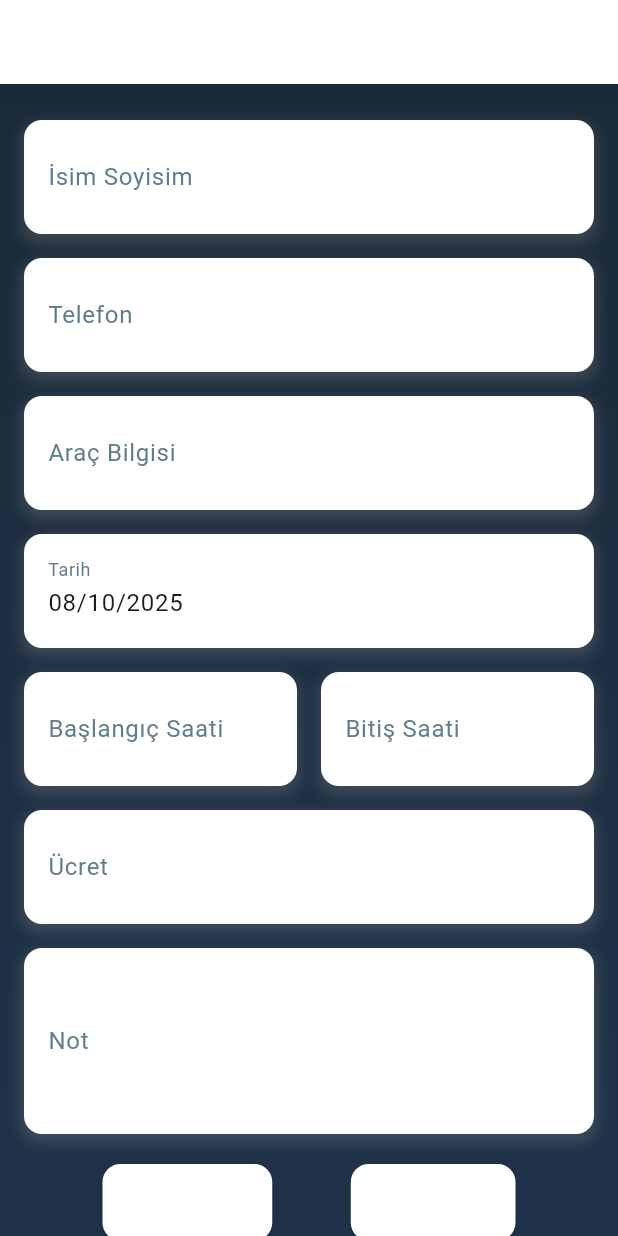
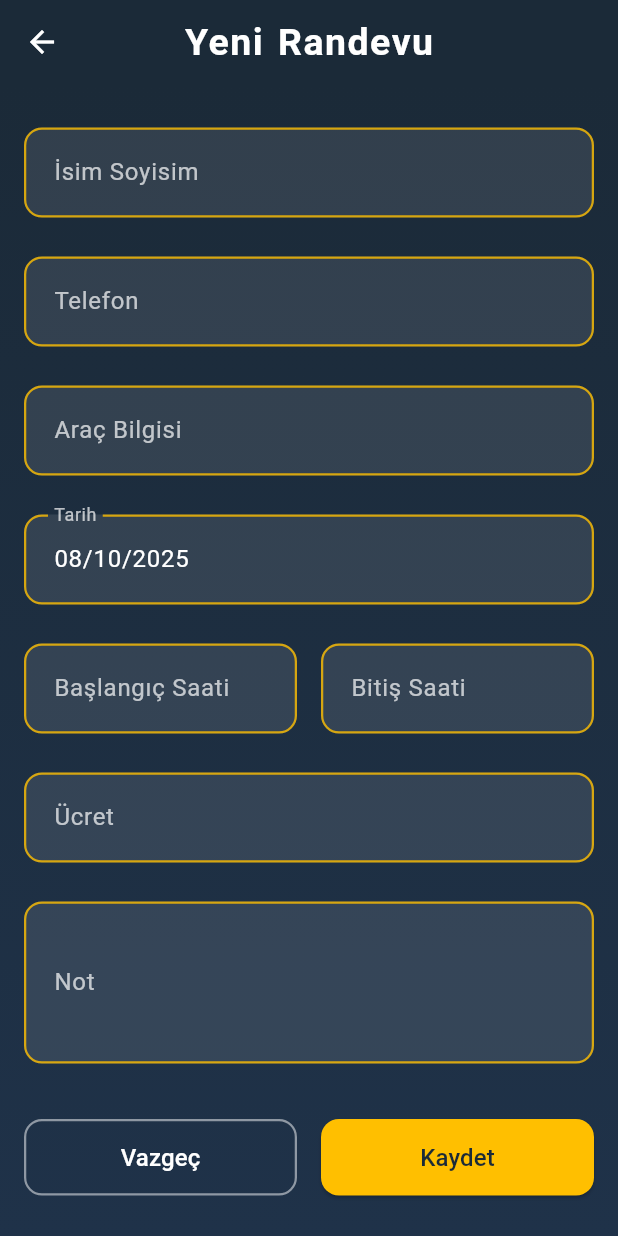
Before and after one commit to uluckabd/car_wash, a Flutter app: the screen it shows after launch, after a tap on the "add circle" icon, on a phone screen of 412 x 824 dp. Run offline on Flutter 3.47's test engine with Material 3 defaults, Android fonts, the phone set to English and light mode, and no system bars; our stand-ins replace google_fonts, mask_text_input_formatter, sqflite, syncfusion_flutter_charts; accounts and stored records are empty.

Commit message:
randevu ekleme sayfası tasarımı yapıldı

```diff
--- a/lib/AddAppointmentpage.dart
+++ b/lib/AddAppointmentpage.dart
@@ -1,4 +1,5 @@
 import 'package:car_wash/app_ready_package.dart';
+import 'package:car_wash/main.dart';
 import 'package:flutter/cupertino.dart';
 import 'package:flutter/material.dart';
 import 'package:flutter/services.dart';
@@ -143,20 +144,16 @@ class _AddAppointmentScreenState extends State<AddAppointmentScreen> {
     bool readOnly = false,
     Function()? onTap,
   }) {
+    // Koyu temaya uygun iç dolgu rengi (hafif şeffaf)
+    const Color textFieldFillColor = Color.fromRGBO(255, 255, 255, 0.1);
+    // Normal durumda kenarlık rengi (hafif şeffaf)
+    const Color defaultBorderColor = Color.fromRGBO(255, 191, 0, 0.8);
+    // Odaklanıldığında istediğin canlı mavi renk (Focused Color)
+    const Color focusedBorderColor = Color(0xFF64B5F6);
+
     return Container(
-      margin: const EdgeInsets.symmetric(vertical: 8),
-      decoration: BoxDecoration(
-        color: Colors.white,
-        borderRadius: BorderRadius.circular(12),
-        boxShadow: [
-          BoxShadow(
-            color: Colors.grey.withOpacity(0.25),
-            spreadRadius: 2,
-            blurRadius: 8,
-            offset: const Offset(0, 4),
-          ),
-        ],
-      ),
+      // Form alanları arasındaki dikey boşluk
+      margin: const EdgeInsets.symmetric(vertical: 13),
       child: TextField(
         readOnly: readOnly,
         onTap: onTap,
@@ -164,13 +161,34 @@ class _AddAppointmentScreenState extends State<AddAppointmentScreen> {
         keyboardType: keyboardType,
         inputFormatters: inputFormatters,
         maxLines: maxLines,
+        // Koyu arka planda okunaklı olması için metin rengi beyaz
+        style: const TextStyle(color: Colors.white),
         decoration: InputDecoration(
           labelText: label,
-          labelStyle: const TextStyle(color: Colors.blueGrey),
-          border: InputBorder.none,
+          labelStyle: const TextStyle(color: Colors.white70),
+          filled: true,
+          fillColor: textFieldFillColor, // Şeffaf iç dolgu
           contentPadding: const EdgeInsets.symmetric(
             horizontal: 16,
             vertical: 18,
+          ),
+
+          // NORMAL GÖRÜNÜM: Hafif şeffaf ve yuvarlak kenarlık
+          enabledBorder: OutlineInputBorder(
+            borderRadius: BorderRadius.circular(12),
+            borderSide: const BorderSide(color: defaultBorderColor, width: 1.5),
+          ),
+
+          // **ODAKLANILMIŞ GÖRÜNÜM:** Canlı Mavi ve Kalın Kenarlık (Focus)
+          focusedBorder: OutlineInputBorder(
+            borderRadius: BorderRadius.circular(12),
+            borderSide: const BorderSide(color: focusedBorderColor, width: 2.0),
+          ),
+
+          // Varsayılan kenarlık (hata vb.)
+          border: OutlineInputBorder(
+            borderRadius: BorderRadius.circular(12),
+            borderSide: const BorderSide(color: defaultBorderColor),
           ),
         ),
       ),
@@ -339,30 +357,49 @@ class _AddAppointmentScreenState extends State<AddAppointmentScreen> {
         : _timeSlots.where((t) => t.compareTo(_startTime!) >= 0).toList();
 
     return Scaffold(
-      backgroundColor: Colors.white,
+      // Sayfa içeriğinin (gradient'in) alt navigasyon çubuğunun arkasına kadar uzamasını sağlar.
+      extendBody: true,
+      // darkBlue değişkenini Color(0xFF1B2A38) olarak varsaydık
+      backgroundColor: const Color(0xFF1B2A38),
+
       appBar: AppBar(
+        centerTitle: true,
+        backgroundColor: const Color(0xFF1B2A38),
+        iconTheme: const IconThemeData(color: Colors.white),
         title: Text(
           widget.appointmentData == null ? 'Yeni Randevu' : 'Randevu Güncelle',
-          style: AppTextStyles.title,
+          style: const TextStyle(color: Colors.white),
         ),
-        flexibleSpace: Appcolor(),
       ),
+
+      // body'i Container ile sarıp gradient arka plan ekliyoruz
       body: Container(
+        width: double.infinity,
+        height: double.infinity,
         decoration: const BoxDecoration(
           gradient: LinearGradient(
-            // Koyu mavinin tonları
             colors: [
-              Color(0xFF1B2A38), // Üst kısım (Daha Koyu Lacivert)
-              Color(0xFF1F3249), // Alt kısım (Biraz daha açık Lacivert/Mavi)
+              Color(0xFF1B2A38), // darkBlue
+              Color(0xFF1F3249), // Koyu alt ton
             ],
             begin: Alignment.topCenter,
             end: Alignment.bottomCenter,
           ),
         ),
-        child: SingleChildScrollView(
-          padding: const EdgeInsets.all(16),
-          child: Column(
+
+        // Tüm formu ListView içine alarak kaydırma ve dinamik boşluk yönetimi sağlıyoruz
+        child: ListView(
+          primary: true,
+          // Yatay padding'i koruyup, dikeyde dinamik alt boşluk sağlıyoruz
+          padding: EdgeInsets.fromLTRB(
+            16,
+            16, // Üst boşluk
+            16,
+            // En önemli kısım: Alt sistem çubuğu (navigasyon) boşluğunu ekliyoruz.
+            MediaQuery.of(context).viewPadding.bottom + 16,
+          ),
           children: [
+            // Form alanları (buildTextField metodu eski haliyle kalıyor)
             buildTextField(label: 'İsim Soyisim', controller: isimController),
             buildTextField(
               label: 'Telefon',
@@ -385,9 +422,11 @@ class _AddAppointmentScreenState extends State<AddAppointmentScreen> {
                     readOnly: true,
                     controller: TextEditingController(text: _startTime ?? ""),
                     onTap: () async {
+                      // Veri mantığı olduğu gibi kalıyor
                       final result = await _showTimePicker(
                         context,
                         initial: _startTime,
+                        minTime: '08:00',
                       );
                       if (result != null) {
                         setState(() {
@@ -408,10 +447,11 @@ class _AddAppointmentScreenState extends State<AddAppointmentScreen> {
                     readOnly: true,
                     controller: TextEditingController(text: _endTime ?? ""),
                     onTap: () async {
+                      // Veri mantığı olduğu gibi kalıyor
                       final result = await _showTimePicker(
                         context,
                         initial: _endTime,
-                          minTime: _startTime, // <-- BURASI ÖNEMLİ
+                        minTime: _startTime,
                       );
                       if (result != null) {
                         setState(() {
@@ -435,21 +475,32 @@ class _AddAppointmentScreenState extends State<AddAppointmentScreen> {
               controller: notController,
             ),
 
+            // Butonlar
             Padding(
-                padding: const EdgeInsets.only(top: 12),
+              padding: const EdgeInsets.only(top: 24),
               child: Row(
                 mainAxisAlignment: MainAxisAlignment.spaceEvenly,
                 children: [
-                    ElevatedButton(
+                  Expanded(
+                    child: ElevatedButton(
                       onPressed: () => Navigator.pop(context),
                       style: ElevatedButton.styleFrom(
-                        backgroundColor: Colors.white,
+                        // *** ARKA PLAN ŞEFFAF YAPILIYOR (Vazgeç için uygun) ***
+                        backgroundColor: Colors.transparent,
+                        // Ön plan rengi beyaz kalıyor
+                        foregroundColor: Colors.white,
+                        elevation: 0, // Yüksekliği sıfırlıyoruz
                         padding: const EdgeInsets.symmetric(
                           horizontal: 30,
                           vertical: 14,
                         ),
                         shape: RoundedRectangleBorder(
                           borderRadius: BorderRadius.circular(12),
+                          // **HAFİF BEYAZ BİR ÇERÇEVE EKLENİYOR**
+                          side: const BorderSide(
+                            color: Color.fromRGBO(255, 255, 255, 0.5),
+                            width: 1.5,
+                          ),
                         ),
                       ),
                       child: const Text(
@@ -457,8 +508,12 @@ class _AddAppointmentScreenState extends State<AddAppointmentScreen> {
                         style: TextStyle(color: Colors.white, fontSize: 16),
                       ),
                     ),
-                    ElevatedButton(
+                  ),
+                  const SizedBox(width: 16),
+                  Expanded(
+                    child: ElevatedButton(
                       onPressed: () async {
+                        // Kaydetme mantığı olduğu gibi kalıyor
                         if (_startTime == null || _endTime == null) {
                           ScaffoldMessenger.of(context).showSnackBar(
                             const SnackBar(
@@ -535,7 +590,7 @@ class _AddAppointmentScreenState extends State<AddAppointmentScreen> {
                           "isimSoyisim": isimController.text,
                           "telefon": telefonController.text,
                           "arac": aracController.text,
-                          "tarih": dateController.text, // DD/MM/YYYY formatında
+                          "tarih": dateController.text,
                           "baslangic": _startTime,
                           "bitis": _endTime,
                           "ucret": ucretController.text,
@@ -546,7 +601,8 @@ class _AddAppointmentScreenState extends State<AddAppointmentScreen> {
                         Navigator.pop(context, appointment);
                       },
                       style: ElevatedButton.styleFrom(
-                        backgroundColor: Colors.white,
+                        // Kaydet butonu için canlı mavi (önceki odak rengi) kullandık
+                        backgroundColor: const Color.fromRGBO(255, 191, 0, 1.0),
                         padding: const EdgeInsets.symmetric(
                           horizontal: 30,
                           vertical: 14,
@@ -557,7 +613,11 @@ class _AddAppointmentScreenState extends State<AddAppointmentScreen> {
                       ),
                       child: const Text(
                         'Kaydet',
-                        style: TextStyle(color: Colors.white, fontSize: 16),
+                        style: TextStyle(
+                          color: Color(0xFF1B2A38),
+                          fontSize: 16,
+                        ),
+                      ),
                     ),
                   ),
                 ],
@@ -566,7 +626,6 @@ class _AddAppointmentScreenState extends State<AddAppointmentScreen> {
           ],
         ),
       ),
-      ),
     );
   }
 }
--- a/lib/main.dart
+++ b/lib/main.dart
@@ -418,11 +418,64 @@ class _MyHomePageState extends State<MyHomePage> {
                       onPressed: () async {
                         final yeniRandevu = await Navigator.push(
                           context,
-                          MaterialPageRoute(
-                            builder: (context) => const AddAppointmentScreen(),
+                          // *** YENİ ZOOM (SCALE) ANIMASYONU KODU ***
+                          PageRouteBuilder(
+                            transitionDuration: const Duration(
+                              milliseconds: 500,
+                            ),
+                            reverseTransitionDuration: const Duration(
+                              milliseconds: 400,
+                            ),
+                            pageBuilder:
+                                (context, animation, secondaryAnimation) =>
+                                    const AddAppointmentScreen(),
+                            transitionsBuilder:
+                                (
+                                  context,
+                                  animation,
+                                  secondaryAnimation,
+                                  child,
+                                ) {
+                                  // Sayfanın yavaşça belirmesi (FadeTransition)
+                                  final fadeAnimation =
+                                      Tween<double>(
+                                        begin: 0.0,
+                                        end: 1.0,
+                                      ).animate(
+                                        CurvedAnimation(
+                                          parent: animation,
+                                          curve:
+                                              Curves.easeOut, // Yumuşak belirme
+                                        ),
+                                      );
+
+                                  // Sayfanın küçülüp büyümesi (ScaleTransition)
+                                  final scaleAnimation =
+                                      Tween<double>(
+                                        begin: 0.8,
+                                        end: 1.0,
+                                      ).animate(
+                                        CurvedAnimation(
+                                          parent: animation,
+                                          curve: Curves
+                                              .easeOutBack, // Hafif yaylanmalı bir zoom efekti
+                                        ),
+                                      );
+
+                                  return FadeTransition(
+                                    opacity: fadeAnimation,
+                                    child: ScaleTransition(
+                                      scale: scaleAnimation,
+                                      child: child,
+                                    ),
+                                  );
+                                },
                           ),
+                          // *** ZOOM (SCALE) ANIMASYONU KODU SONU ***
                         );
+
                         if (yeniRandevu != null) {
+                          // Veri kaydetme mantığı
                           await dbService.addAppointment(yeniRandevu);
                           _loadAppointments();
                         }
```
Lines whose indentation alone changed are shown as unchanged.
